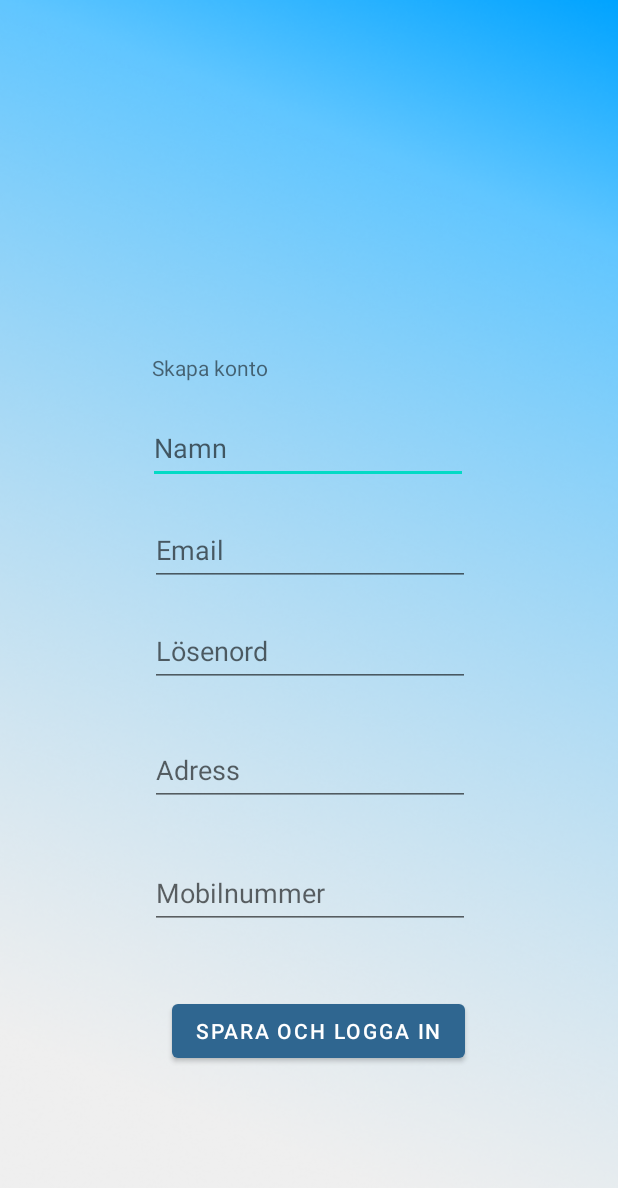
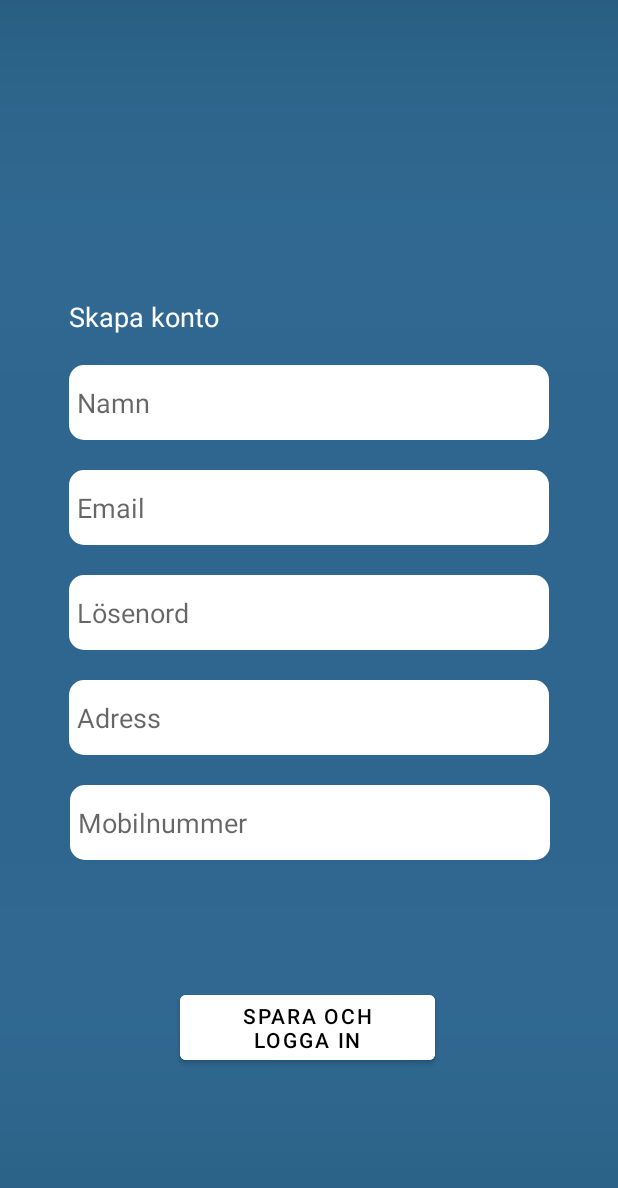
Before and after one commit to markopaunovic1/Projektuppgift-Androidutveckling, an Android app: the UserActivity screen opened directly, with no data from a screen before it, on a phone screen of 412 x 824 dp. Shown: the top 1188 px of the screen. Run offline under Robolectric (Android 15) with nearby library versions, the phone set to English and light mode, and no system bars; our stand-ins replace Firebase (no records; nobody signed in at launch, a user with empty details on screens opened directly).

Commit message:
Editing the layout(not done)

```diff
--- a/app/src/main/java/com/example/projektuppgift_androidutveckling/LandingPagePrivateActivity.kt
+++ b/app/src/main/java/com/example/projektuppgift_androidutveckling/LandingPagePrivateActivity.kt
@@ -23,9 +23,6 @@ class LandingPagePrivateActivity : AppCompatActivity() {
         super.onCreate(savedInstanceState)
         setContentView(R.layout.activity_landing_page)
 
-        val landingPageMapButton = findViewById<ImageButton>(R.id.LandingPageMapsButton)
-        val landPageCampaignButton = findViewById<ImageButton>(R.id.LandPageCampaignButton)
-
 
         val menuButton = findViewById<ImageButton>(R.id.menuButton)
         menuButton.setOnClickListener {
@@ -33,13 +30,11 @@ class LandingPagePrivateActivity : AppCompatActivity() {
             drawerLayout.openDrawer(GravityCompat.START)
         }
 
-
         val landingPageRestaurantButton = findViewById<ImageButton>(R.id.LandingPageRestaurantButton)
         landingPageRestaurantButton.setOnClickListener {
             val intent = Intent(this,PrivateListActivity::class.java)
             startActivity(intent)
         }
-
 
         auth = Firebase.auth
 
--- a/app/src/main/java/com/example/projektuppgift_androidutveckling/UserActivity.kt
+++ b/app/src/main/java/com/example/projektuppgift_androidutveckling/UserActivity.kt
@@ -65,7 +65,7 @@ class UserActivity : AppCompatActivity() {
         if (email.isEmpty() || password.isEmpty()) {
             return
         }
-
+// 1.
         db.collection("users")
             .add(user)
             .addOnSuccessListener { documentReference ->
@@ -83,6 +83,7 @@ class UserActivity : AppCompatActivity() {
             .addOnFailureListener { e ->
                 Log.w("!!!", "Error adding document", e)
             }
+        // 2.
     }
     fun nextActivity() {
         val intent = Intent(this, LandingPagePrivateActivity::class.java)
--- a/app/src/main/res/layout/activity_user.xml
+++ b/app/src/main/res/layout/activity_user.xml
@@ -4,30 +4,32 @@
     xmlns:tools="http://schemas.android.com/tools"
     android:layout_width="match_parent"
     android:layout_height="match_parent"
-    android:background="@drawable/mainlayout"
+    android:background="@drawable/basicbackground"
     tools:context=".UserActivity">
 
     <EditText
         android:id="@+id/createPrivNameET"
-        android:layout_width="wrap_content"
-        android:layout_height="wrap_content"
+        android:layout_width="320dp"
+        android:layout_height="50dp"
         android:layout_marginBottom="20dp"
+        android:background="@drawable/custom_button_prof"
         android:ems="10"
         android:hint="Namn"
+        android:paddingStart="5dp"
         android:inputType="textPersonName"
         android:minHeight="48dp"
         app:layout_constraintBottom_toTopOf="@+id/createPrivEmailET"
         app:layout_constraintEnd_toEndOf="parent"
         app:layout_constraintHorizontal_bias="0.497"
-        app:layout_constraintStart_toStartOf="parent"
-        app:layout_constraintTop_toTopOf="parent"
-        app:layout_constraintVertical_bias="1.0" />
+        app:layout_constraintStart_toStartOf="parent" />
 
     <EditText
         android:id="@+id/createPrivEmailET"
-        android:layout_width="wrap_content"
-        android:layout_height="wrap_content"
-        android:layout_marginBottom="19dp"
+        android:layout_width="320dp"
+        android:layout_height="50dp"
+        android:layout_marginBottom="20dp"
+        android:paddingStart="5dp"
+        android:background="@drawable/custom_button_prof"
         android:ems="10"
         android:hint="Email"
         android:inputType="textPersonName"
@@ -35,15 +37,15 @@
         app:layout_constraintBottom_toTopOf="@+id/createPrivPswET"
         app:layout_constraintEnd_toEndOf="parent"
         app:layout_constraintHorizontal_bias="0.502"
-        app:layout_constraintStart_toStartOf="parent"
-        app:layout_constraintTop_toTopOf="parent"
-        app:layout_constraintVertical_bias="1.0" />
+        app:layout_constraintStart_toStartOf="parent" />
 
     <EditText
         android:id="@+id/createPrivPswET"
-        android:layout_width="wrap_content"
-        android:layout_height="wrap_content"
-        android:layout_marginBottom="31dp"
+        android:layout_width="320dp"
+        android:layout_height="50dp"
+        android:paddingStart="5dp"
+        android:layout_marginBottom="20dp"
+        android:background="@drawable/custom_button_prof"
         android:ems="10"
         android:hint="Lösenord"
         android:inputType="textPassword"
@@ -51,15 +53,15 @@
         app:layout_constraintBottom_toTopOf="@+id/createPrivAdET"
         app:layout_constraintEnd_toEndOf="parent"
         app:layout_constraintHorizontal_bias="0.502"
-        app:layout_constraintStart_toStartOf="parent"
-        app:layout_constraintTop_toTopOf="parent"
-        app:layout_constraintVertical_bias="1.0" />
+        app:layout_constraintStart_toStartOf="parent" />
 
     <EditText
         android:id="@+id/createPrivAdET"
-        android:layout_width="wrap_content"
-        android:layout_height="wrap_content"
-        android:layout_marginBottom="34dp"
+        android:layout_width="320dp"
+        android:layout_height="50dp"
+        android:paddingStart="5dp"
+        android:layout_marginBottom="20dp"
+        android:background="@drawable/custom_button_prof"
         android:ems="10"
         android:hint="Adress"
         android:inputType="textPersonName"
@@ -67,25 +69,23 @@
         app:layout_constraintBottom_toTopOf="@+id/createPrivPhoET"
         app:layout_constraintEnd_toEndOf="parent"
         app:layout_constraintHorizontal_bias="0.502"
-        app:layout_constraintStart_toStartOf="parent"
-        app:layout_constraintTop_toTopOf="parent"
-        app:layout_constraintVertical_bias="1.0" />
+        app:layout_constraintStart_toStartOf="parent" />
 
     <EditText
         android:id="@+id/createPrivPhoET"
-        android:layout_width="wrap_content"
-        android:layout_height="wrap_content"
-        android:layout_marginBottom="44dp"
+        android:layout_width="320dp"
+        android:layout_height="50dp"
+        android:layout_marginBottom="84dp"
+        android:paddingStart="5dp"
+        android:background="@drawable/custom_button_prof"
         android:ems="10"
         android:hint="Mobilnummer"
         android:inputType="phone"
         android:minHeight="48dp"
         app:layout_constraintBottom_toTopOf="@+id/saveAndLogInButton"
         app:layout_constraintEnd_toEndOf="parent"
-        app:layout_constraintHorizontal_bias="0.502"
-        app:layout_constraintStart_toStartOf="parent"
-        app:layout_constraintTop_toTopOf="parent"
-        app:layout_constraintVertical_bias="1.0" />
+        app:layout_constraintHorizontal_bias="0.505"
+        app:layout_constraintStart_toStartOf="parent" />
 
     <TextView
         android:id="@+id/textView3"
@@ -94,21 +94,26 @@
         android:layout_marginTop="140dp"
         android:layout_marginBottom="20dp"
         android:text="Skapa konto"
+        android:textColor="@color/white"
+        android:textSize="18sp"
         app:layout_constraintBottom_toTopOf="@+id/createPrivNameET"
         app:layout_constraintEnd_toEndOf="parent"
-        app:layout_constraintHorizontal_bias="0.303"
+        app:layout_constraintHorizontal_bias="0.147"
         app:layout_constraintStart_toStartOf="parent"
         app:layout_constraintTop_toTopOf="parent"
         app:layout_constraintVertical_bias="1.0" />
 
     <Button
         android:id="@+id/saveAndLogInButton"
-        android:layout_width="wrap_content"
-        android:layout_height="wrap_content"
+        android:layout_width="170dp"
+        android:layout_height="55dp"
+        android:backgroundTint="@color/white"
         android:text="Spara och logga in"
+        android:textColor="@color/black"
+        android:elevation="5dp"
         app:layout_constraintBottom_toBottomOf="parent"
         app:layout_constraintEnd_toEndOf="parent"
-        app:layout_constraintHorizontal_bias="0.528"
+        app:layout_constraintHorizontal_bias="0.497"
         app:layout_constraintStart_toStartOf="parent"
         app:layout_constraintTop_toTopOf="parent"
         app:layout_constraintVertical_bias="0.855" />
```
Also changed, not shown: app/src/main/java/com/example/projektuppgift_androidutveckling/ProfileActivity.kt (+54 -22 lines), app/src/main/res/drawable/custom_button_blue.xml (added, +8 -0 lines), app/src/main/res/layout/activity_company_log_in.xml (+28 -16 lines), app/src/main/res/layout/activity_landing_page.xml (+8 -7 lines), app/src/main/res/layout/activity_main.xml (+20 -39 lines), app/src/main/res/layout/activity_profile.xml (+23 -13 lines), app/src/main/res/layout/activity_user_log_in.xml (+27 -13 lines), app/src/main/res/drawable/basicbackground.png (added), app/src/main/res/drawable/buttonc1.png (added), app/src/main/res/drawable/buttonc2.png (added), app/src/main/res/drawable/buttonc3.png (added), app/src/main/res/drawable/landing2.png (added), app/src/main/res/drawable/landingpageback2.png (added), app/src/main/res/drawable/spex4.png (added), 1 other file.
